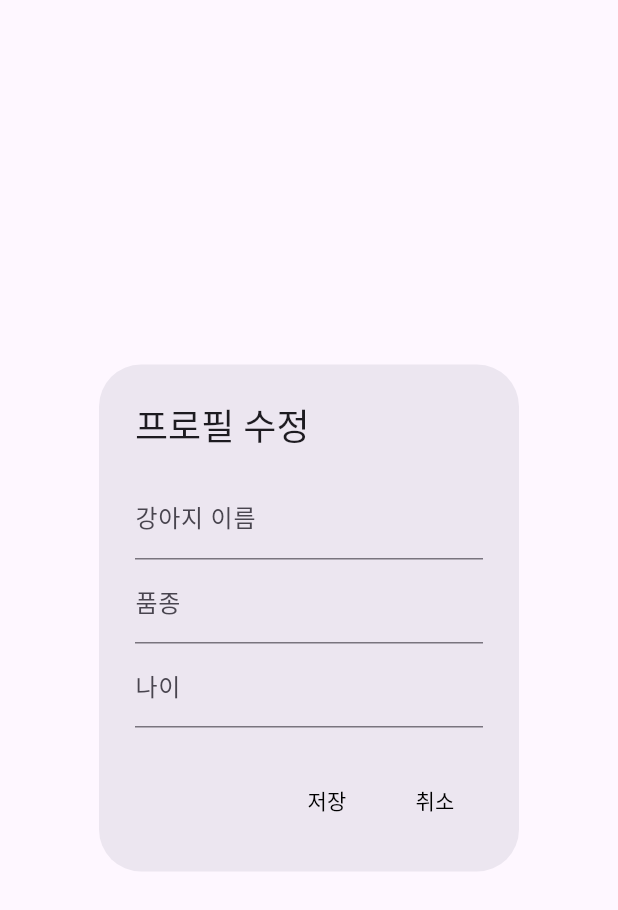
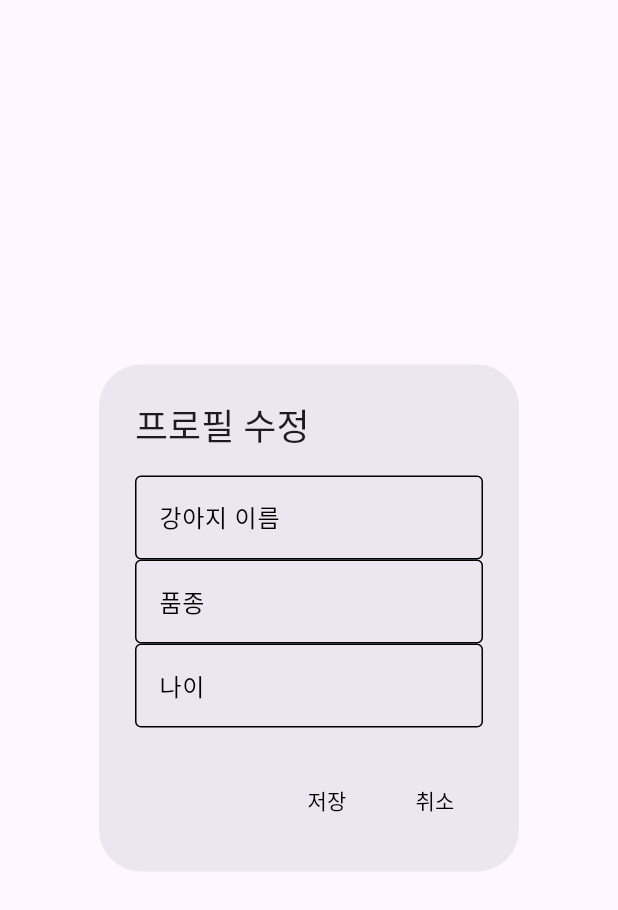
Before and after one commit to jeonghunlee99/Dog-Breed-Identification, a Flutter app: the EditProfileDialog widget shown alone on an empty page, opened directly with empty values, on a phone screen of 412 x 824 dp. Shown: the top 910 px of the screen. Run offline on Flutter 3.47's test engine with Material 3 defaults, Android fonts, the phone set to English and light mode, and no system bars; our stand-ins replace cached_network_image, cloud_firestore, firebase_auth, firebase_core, firebase_storage, flutter_dotenv and 6 more; missing offline and left inert: flutter_naver_map, kakao_flutter_sdk_user; accounts and stored records are empty.

Commit message:
프로필수정 페이지 기능 추가 (ui수정,빈칸입력시 빨간밑줄 )

```diff
--- a/lib/widget/edit_profile_dialog.dart
+++ b/lib/widget/edit_profile_dialog.dart
@@ -30,6 +30,7 @@ class _EditProfileDialogState extends State<EditProfileDialog> {
   late TextEditingController _ageController;
   final FirebaseFirestore _firestore = FirebaseFirestore.instance;
   final FirebaseAuth _auth = FirebaseAuth.instance;
+  final _formKey = GlobalKey<FormState>(); // 폼 키 추가
 
   @override
   void initState() {
@@ -48,6 +49,11 @@ class _EditProfileDialogState extends State<EditProfileDialog> {
   }
 
   Future<void> _saveToFirestore() async {
+    // 유효성 검사 실행
+    if (!_formKey.currentState!.validate()) {
+      return; // 입력이 올바르지 않으면 저장하지 않음
+    }
+
     final User? currentUser = _auth.currentUser;
     if (currentUser == null) {
       ScaffoldMessenger.of(context).showSnackBar(
@@ -69,19 +75,21 @@ class _EditProfileDialogState extends State<EditProfileDialog> {
           // update >> 현재 정보에 업데이트
           _firestore.collection('dogs').doc(uid).update(data);
         } else {
-          // set >>  문서가 없으면 dogs 컬렉션에 현재 uid로 된 문서 추가
+          // set >> 문서가 없으면 dogs 컬렉션에 현재 uid로 된 문서 추가
           _firestore.collection('dogs').doc(uid).set(data);
         }
       });
       ScaffoldMessenger.of(context).showSnackBar(
         const SnackBar(content: Text('저장 완료!')),
       );
+
+      // 유효성 검사가 통과하고 저장이 완료된 후에만 창을 닫음
+      Navigator.pop(context);
     } catch (e) {
       ScaffoldMessenger.of(context).showSnackBar(
         SnackBar(content: Text('저장 실패: $e')),
       );
     }
-
   }
 
   @override
@@ -89,32 +97,89 @@ class _EditProfileDialogState extends State<EditProfileDialog> {
     return AlertDialog(
       title: const Text('프로필 수정'),
       content: SingleChildScrollView( // 추가
+        child: Form( // 폼 위젯 추가
+          key: _formKey,
           child: Column(
             mainAxisSize: MainAxisSize.min,
             children: [
-            TextField(
+              TextFormField(
                 controller: _nameController,
-              decoration: const InputDecoration(labelText: '강아지 이름'),
+                decoration: InputDecoration(
+                  labelText: '강아지 이름',
+                  focusedBorder: OutlineInputBorder(
+                    borderSide: BorderSide(color: Colors.black), // 포커스 시 경계선 색상
+                  ),
+                  enabledBorder: OutlineInputBorder(
+                    borderSide: BorderSide(color: Colors.black), // 비활성화 상태 경계선 색상
+                  ),
+                  labelStyle: TextStyle(color: Colors.black), // 레이블 색상
+                  focusColor: Colors.black, // 포커스 색상
+                ),
+                cursorColor: Colors.black, // 커서 색상 설정
                 onChanged: widget.onNameChanged,
+                validator: (value) {
+                  if (value == null || value.isEmpty) {
+                    return '강아지 이름을 입력해주세요.';
+                  }
+                  return null;
+                },
               ),
-            TextField(
+              TextFormField(
                 controller: _breedController,
-              decoration: const InputDecoration(labelText: '품종'),
+                decoration: InputDecoration(
+                  labelText: '품종',
+                  focusedBorder: OutlineInputBorder(
+                    borderSide: BorderSide(color: Colors.black), // 포커스 시 경계선 색상
+                  ),
+                  enabledBorder: OutlineInputBorder(
+                    borderSide: BorderSide(color: Colors.black), // 비활성화 상태 경계선 색상
+                  ),
+                  labelStyle: TextStyle(color: Colors.black), // 레이블 색상
+                  focusColor: Colors.black, // 포커스 색상
+                ),
+                cursorColor: Colors.black, // 커서 색상 설정
                 onChanged: widget.onBreedChanged,
+                validator: (value) {
+                  if (value == null || value.isEmpty) {
+                    return '강아지 품종을 입력해주세요.';
+                  }
+                  return null;
+                },
               ),
-            TextField(
+              TextFormField(
                 controller: _ageController,
-              decoration: const InputDecoration(labelText: '나이'),
+                decoration: InputDecoration(
+                  labelText: '나이',
+                  focusedBorder: OutlineInputBorder(
+                    borderSide: BorderSide(color: Colors.black), // 포커스 시 경계선 색상
+                  ),
+                  enabledBorder: OutlineInputBorder(
+                    borderSide: BorderSide(color: Colors.black), // 비활성화 상태 경계선 색상
+                  ),
+                  labelStyle: TextStyle(color: Colors.black), // 레이블 색상
+                  focusColor: Colors.black, // 포커스 색상
+                ),
+                cursorColor: Colors.black, // 커서 색상 설정
+                keyboardType: TextInputType.number,
                 onChanged: widget.onAgeChanged,
+                validator: (value) {
+                  if (value == null || value.isEmpty) {
+                    return '강아지 나이를 입력해주세요.';
+                  }
+                  if (int.tryParse(value) == null) {
+                    return '숫자만 입력해주세요.';
+                  }
+                  return null;
+                },
               ),
             ],
+          ),
         ),
       ),
       actions: [
         TextButton(
           onPressed: () async {
-            await _saveToFirestore();
-            Navigator.pop(context);
+            await _saveToFirestore(); // 유효성 검사 후 저장
           },
           child: const Text('저장', style: TextStyle(color: Colors.black)),
         ),
@@ -127,5 +192,4 @@ class _EditProfileDialogState extends State<EditProfileDialog> {
       ],
     );
   }
-
 }
```
Lines whose indentation alone changed are shown as unchanged.
